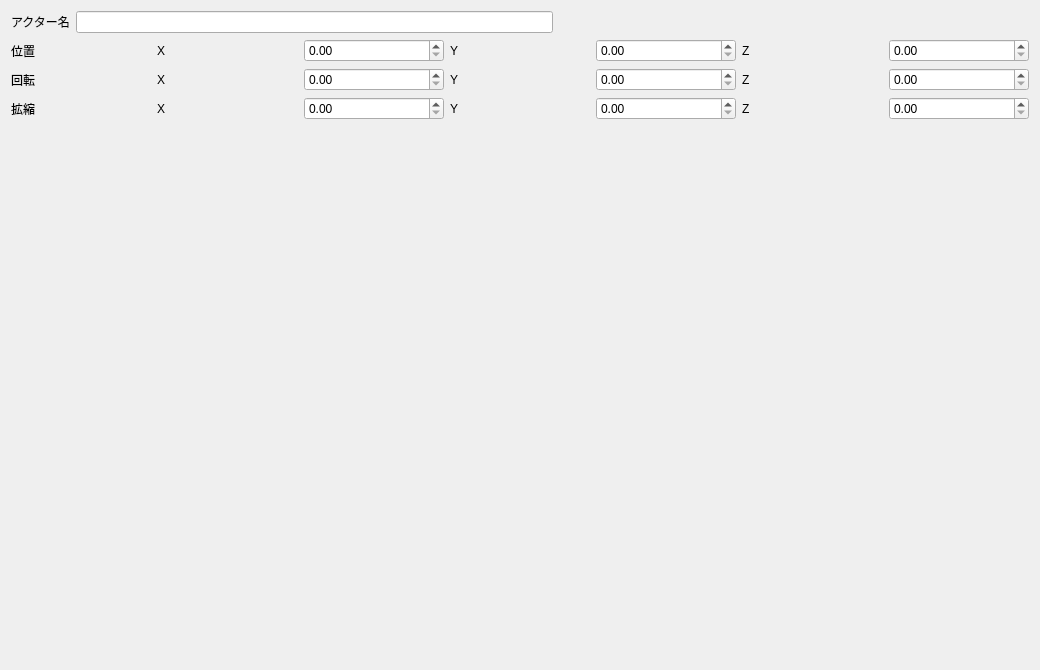
This is Sources/Engine46Editor/Engine46ActorEditor.ui in yuuxuu/Engine46 as Qt 5 draws it before an edit. The edited form follows.
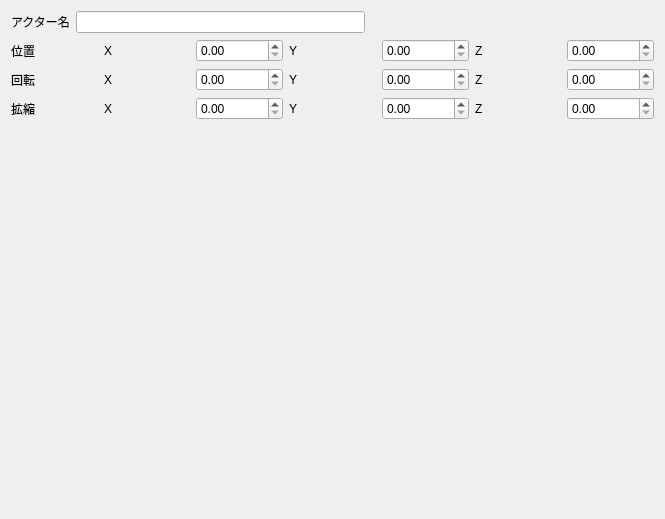
This is the edited form.

Patch:
```diff
--- a/Sources/Engine46Editor/Engine46ActorEditor.ui
+++ b/Sources/Engine46Editor/Engine46ActorEditor.ui
@@ -6,8 +6,8 @@
    <rect>
     <x>0</x>
     <y>0</y>
-    <width>1040</width>
-    <height>670</height>
+    <width>665</width>
+    <height>519</height>
    </rect>
   </property>
   <property name="windowTitle">
```
